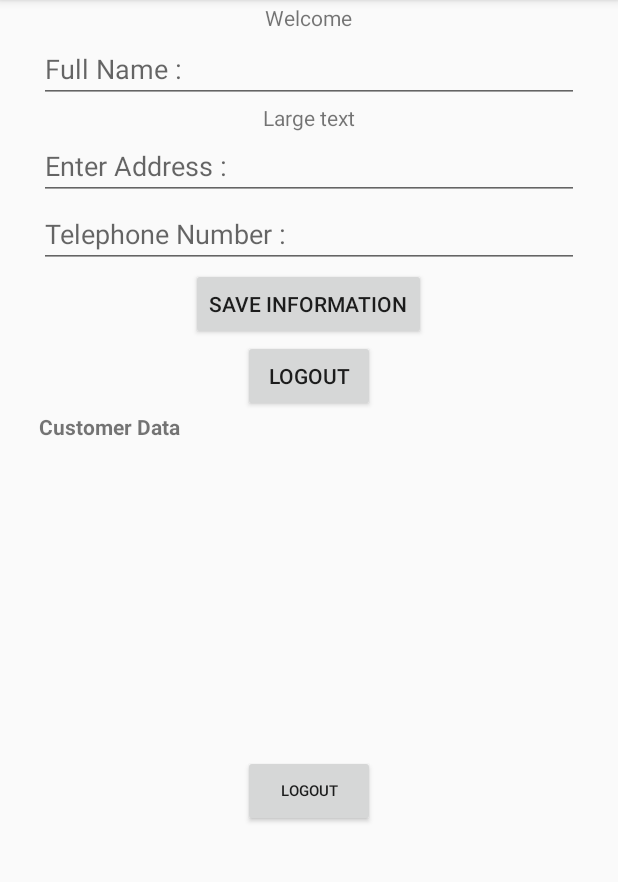
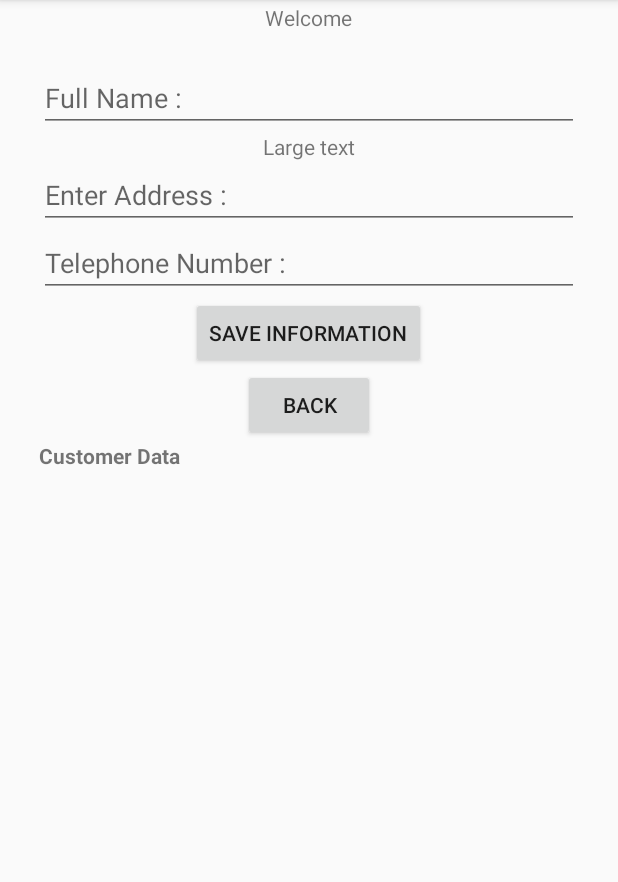
Before and after one commit to gbernale/financial-records-app, an Android app: the screen it shows after launch once a user with an empty profile is signed in (ProfileActivity), in the options menu, after a tap on "Create Profile", on a phone screen of 412 x 824 dp, the part 84-966 px from its top. Run offline under Robolectric (Android 15) with nearby library versions, the phone set to English and light mode, and no system bars; our stand-ins replace Firebase (no records; nobody signed in at launch, a user with empty details on screens opened directly).

Commit message:
February 19, 2017
fragment profile

```diff
--- a/app/src/main/java/com/bernal/gilberto/firebasesample/ProfileActivity.java
+++ b/app/src/main/java/com/bernal/gilberto/firebasesample/ProfileActivity.java
@@ -87,8 +87,10 @@ public class ProfileActivity extends AppCompatActivity implements View.OnClickLi
                 saveUserData();
                 return true;
             case R.id.logout:
+                firebaseAuth.signOut();
                 finish();
-                startActivity(new Intent(this, MainActivity.class));
+                startActivity(new Intent(this, LoginActivity.class));
+
             default:
                 return super.onOptionsItemSelected(item);
         }
--- a/app/src/main/java/com/bernal/gilberto/firebasesample/ProfileFragment.java
+++ b/app/src/main/java/com/bernal/gilberto/firebasesample/ProfileFragment.java
@@ -41,27 +41,26 @@ public class ProfileFragment extends Fragment {
                              Bundle savedInstanceState) {
         // Inflate the layout for this fragment
 
-       firebaseAuth=FirebaseAuth.getInstance();
         view = inflater.inflate(R.layout.fragment_profile, container, false);
+        firebaseAuth=FirebaseAuth.getInstance();
         FirebaseDatabase database = FirebaseDatabase.getInstance();
         databaseReference = database.getReference();
-        final FirebaseUser user = firebaseAuth.getCurrentUser();
-
-        editTextAddress = (EditText) view.findViewById(R.id.editTextAddress);
-        editTextName = (EditText) view.findViewById(R.id.editTextName);
-        editTextPhone = (EditText) view.findViewById(R.id.editTextPhone);
-        textViewPersons = (TextView) view.findViewById(R.id.textViewPersons);
+         FirebaseUser user = firebaseAuth.getCurrentUser();
+        TextView tv3 = (TextView) getActivity().findViewById(R.id.tv3);
+        tv3.setVisibility(View.GONE);
+        buttonLogout = (Button) view.findViewById(R.id.buttonLogout);
         buttonSaveData = (Button) view.findViewById(R.id.buttonSaveData);
 
-        buttonLogout = (Button) view.findViewById(R.id.buttonLogout);
-        textViewUserMail = (TextView) view.findViewById(R.id.textViewUserEmail);
-        textViewUserMail.setText(" Welcome "+ user.getEmail());
-
-        loadUserdata(user);
+       // loadUserdata(user);
 
         buttonSaveData.setOnClickListener(new View.OnClickListener() {
             @Override
-            public void onClick(View view) {
+            public void onClick(View view2) {
+
+                editTextAddress = (EditText) view.findViewById(R.id.editTextAddress);
+                editTextName = (EditText) view.findViewById(R.id.editTextName);
+                editTextPhone = (EditText) view.findViewById(R.id.editTextPhone);
+                textViewPersons = (TextView) view.findViewById(R.id.textViewPersons);
 
                 String name = editTextName.getText().toString().trim();
                 String address = editTextAddress.getText().toString().trim();
@@ -78,12 +77,13 @@ public class ProfileFragment extends Fragment {
         buttonLogout.setOnClickListener(new View.OnClickListener() {
             @Override
             public void onClick(View view) {
-
+                getActivity().finish();
+                Intent intent = new Intent();
+                intent.setClass(getActivity(), ProfileActivity.class);
+                startActivity(intent);
             }
         });
-
-
-        return inflater.inflate(R.layout.fragment_profile, container, false);
+     return view;
     }
 
     private void loadUserdata(final FirebaseUser user){
--- a/app/src/main/res/layout/activity_profile.xml
+++ b/app/src/main/res/layout/activity_profile.xml
@@ -26,6 +26,21 @@
             android:layout_gravity="center_horizontal"
             android:id="@+id/textViewUserEmail"
             />
+        <TextView
+            android:text=""
+            android:layout_width="wrap_content"
+            android:layout_height="wrap_content"
+            android:layout_gravity="center_horizontal"
+            android:id="@+id/tv2"
+            />
+
+        <TextView
+            android:text=" Use the menu to Create your profile, add your Insurance and Investment information"
+            android:layout_width="wrap_content"
+            android:layout_height="wrap_content"
+            android:layout_gravity="center_horizontal"
+            android:id="@+id/tv3"
+            />
 
         <RelativeLayout
             android:orientation="vertical"
@@ -43,6 +58,7 @@
             android:layout_width="wrap_content"
             android:layout_height="wrap_content"
             android:layout_gravity="center_horizontal"
+            android:visibility="gone"
             android:textSize="10dp"
             android:id="@+id/buttonLogout" />
 
--- a/app/src/main/res/layout/fragment_insurance.xml
+++ b/app/src/main/res/layout/fragment_insurance.xml
@@ -105,7 +105,7 @@
             android:id="@+id/buttonSaveData" />
 
         <Button
-            android:text="Logout"
+            android:text="Back"
             android:layout_width="wrap_content"
             android:layout_height="wrap_content"
             android:layout_gravity="center_horizontal"
--- a/app/src/main/res/layout/fragment_profile.xml
+++ b/app/src/main/res/layout/fragment_profile.xml
@@ -48,7 +48,7 @@
         android:id="@+id/buttonSaveData" />
 
     <Button
-        android:text="Logout"
+        android:text="Back"
         android:layout_width="wrap_content"
         android:layout_height="wrap_content"
         android:layout_gravity="center_horizontal"
```
Also changed, not shown: app/src/main/java/com/bernal/gilberto/firebasesample/InsuranceFragment.java (+11 -13 lines).
